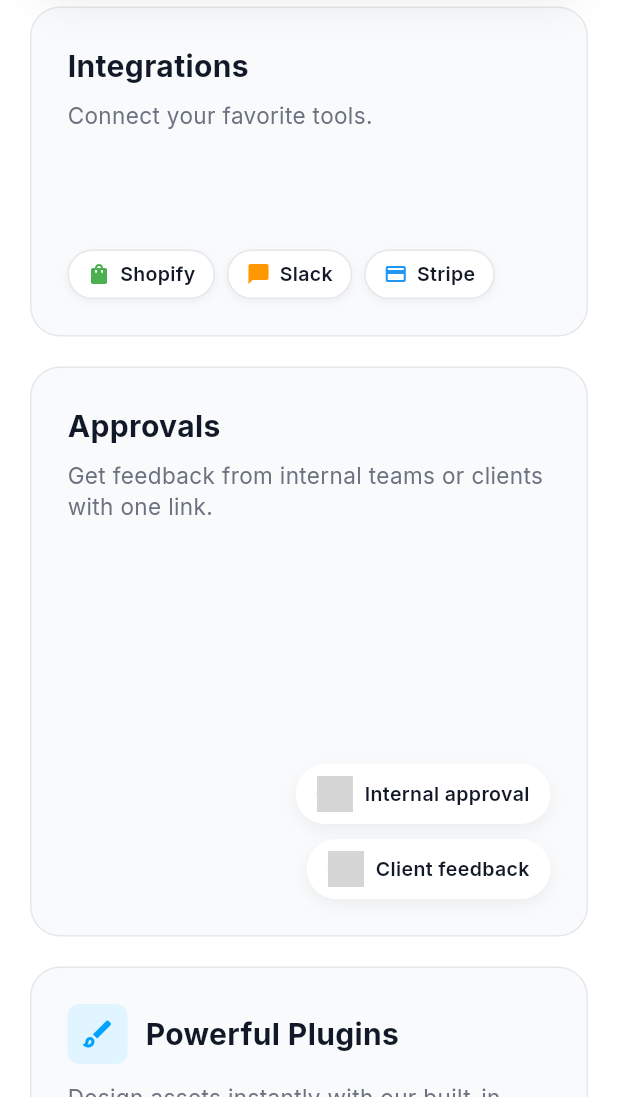
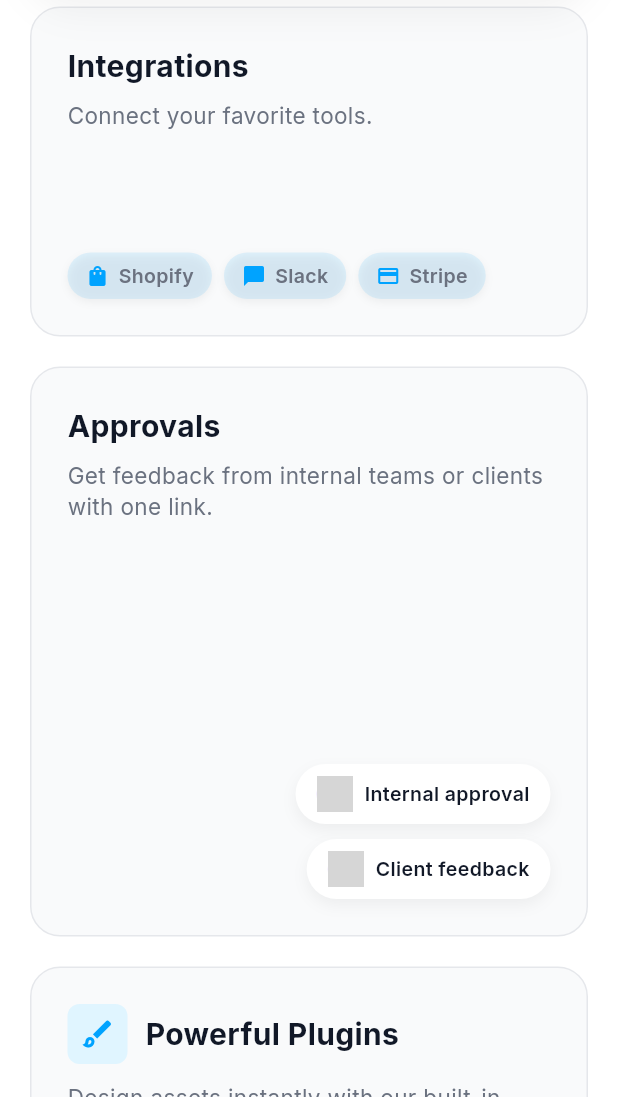
Before and after one commit to DrilebaRemo/cissy_tech_site, a Flutter app: the screen it shows after launch, scrolled down 3456 dp, on a phone screen of 412 x 824 dp, the part 139-1236 px from its top. Run offline on Flutter 3.47's test engine with Material 3 defaults, Android fonts, the phone set to English and light mode, and no system bars; drawn by our look-alikes of flutter_animate; our stand-ins replace animated_text_kit, google_fonts; network calls fail; grey boxes are pictures that could not be loaded.

Commit message:
worked on incorporating theme colors and fixing logos

```diff
--- a/lib/core/theme/app_colors.dart
+++ b/lib/core/theme/app_colors.dart
@@ -2,8 +2,9 @@ import 'package:flutter/material.dart';
 
 class AppColors {
   // Brand Colors
-  static const Color primary = Color(0xFF00A3FF);
-  static const Color accent = Color(0xFFFF9900);
+  static const Color primary = Color(0xFF00A3FF); // Blue
+   static const Color brandGray = Color(0xFF6B7280); // Gray
+  static const Color accent = Color(0xFFFF9900); // Orange
 
 
   static const Color background = lightBackground;
@@ -16,7 +17,7 @@ class AppColors {
   static const Color lightBackground = Color(0xFFFFFFFF);
   static const Color lightSurface = Color(0xFFF9FAFB);
   static const Color lightTextMain = Color(0xFF111827);
-  static const Color lightTextBody = Color(0xFF6B7280);
+  static const Color lightTextBody = brandGray;
   static const Color lightBorder = Color(0xFFE5E7EB);
 
   // Dark Mode Palette
--- a/lib/features/home/widgets/bento_grid.dart
+++ b/lib/features/home/widgets/bento_grid.dart
@@ -339,22 +339,23 @@ class _BentoPill extends StatelessWidget {
   @override
   Widget build(BuildContext context) {
     final isDark = Theme.of(context).brightness == Brightness.dark;
-    final pillBg = isDark ? const Color(0xFF2D303E) : Colors.white;
-    final textColor = Theme.of(context).textTheme.displayLarge?.color;
+    final pillBg = isDark ? const Color(0xFF2D303E) : AppColors.primary.withOpacity(0.1);
+    final textColor = isDark ? Colors.white : AppColors.brandGray;
     final borderColor = Theme.of(context).dividerColor;
+    final border = isDark ? Border.all(color: borderColor) : null;
 
     return Container(
       padding: const EdgeInsets.symmetric(horizontal: 12, vertical: 6),
       decoration: BoxDecoration(
         color: pillBg,
-        border: Border.all(color: borderColor),
+        border: isDark ? Border.all(color: Colors.white12) : null,
         borderRadius: BorderRadius.circular(50),
         boxShadow: [BoxShadow(color: Colors.black.withOpacity(0.05), blurRadius: 4, offset: const Offset(0, 2))],
       ),
       child: Row(
         mainAxisSize: MainAxisSize.min,
         children: [
-          Icon(icon, color: color, size: 16),
+          Icon(icon, color: AppColors.primary, size: 16),
           const SizedBox(width: 6),
           Text(text, style: TextStyle(fontWeight: FontWeight.w600, fontSize: 13, color: textColor)),
         ],
--- a/lib/shared/layout/navbar.dart
+++ b/lib/shared/layout/navbar.dart
@@ -120,7 +120,7 @@ class _NavbarState extends State<Navbar> {
                   const SizedBox(width: 8),
                   Text(
                     "CissyTech",
-                    style: TextStyle(fontSize: 20, fontWeight: FontWeight.bold, color: textColor)
+                    style: TextStyle(fontSize: 20, fontWeight: FontWeight.bold, color: isDark ? Colors.white : AppColors.brandGray)
                   ),
 
                   // --- SPACER ---
@@ -163,7 +163,7 @@ class _NavbarState extends State<Navbar> {
                     ElevatedButton(
                       onPressed: () {},
                       style: ElevatedButton.styleFrom(
-                        backgroundColor: isDark ? AppColors.primary : const Color(0xFF1F2937),
+                        backgroundColor: AppColors.primary,
                         foregroundColor: Colors.white,
                         shape: RoundedRectangleBorder(borderRadius: BorderRadius.circular(30)),
                       ),
```
Also changed, not shown: lib/features/home/widgets/hero_section.dart (+5 -4 lines), lib/features/home/widgets/logo_marquee.dart (+13 -1 lines), assets/images/flexi1.png (deleted), assets/images/flexi2.png (deleted), assets/images/stanbic.png.
